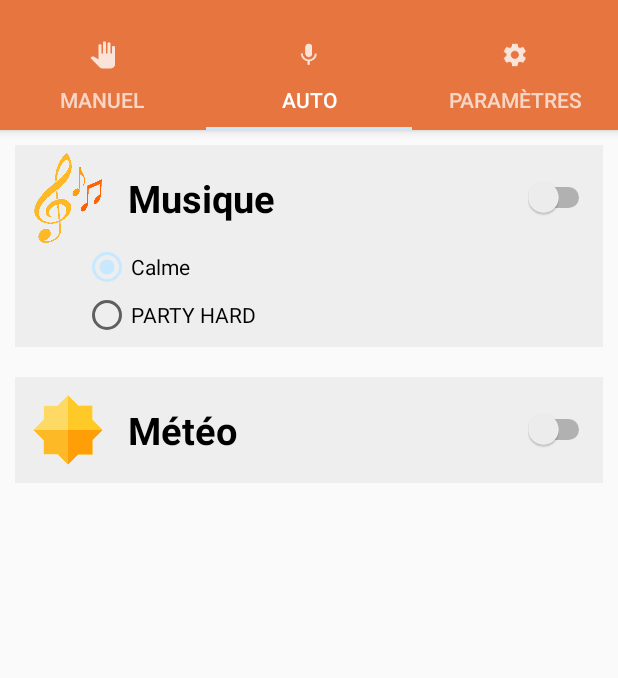
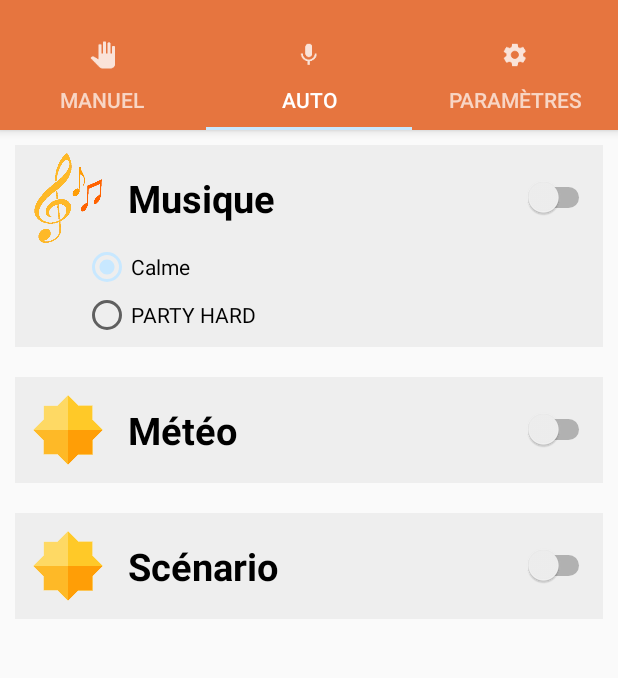
Before and after one commit to LightAndChill/LightAndChill, an Android app: the screen it shows after launch (MainActivity), tab 2 chosen, on a phone screen of 412 x 824 dp, the part 62-740 px from its top. Run offline under Robolectric (Android 15) with nearby library versions, the phone set to English and light mode, and no system bars; libraries missing offline, so code that uses them is left out: com.larswerkman.holocolorpicker; 8 statements that could not run were skipped.

Commit message:
On commence à mettre en place le mode scénario

```diff
--- a/app/src/main/res/layout/fragment_two.xml
+++ b/app/src/main/res/layout/fragment_two.xml
@@ -107,4 +107,47 @@
 
     </LinearLayout>
 
+    <LinearLayout
+        android:id="@+id/lnScenar"
+        android:background="#EEEEEE"
+        android:layout_width="match_parent"
+        android:layout_height="wrap_content"
+        android:orientation="vertical"
+        android:layout_margin="10dp"
+        android:padding="5dp"
+        android:layout_below="@id/lnWeather">
+
+        <RelativeLayout
+            android:id="@+id/lnScenarTop"
+            android:layout_width="match_parent"
+            android:layout_height="wrap_content">
+
+            <ImageView
+                android:src="@drawable/soleil"
+                android:id="@+id/imScenar"
+                android:layout_width="60dp"
+                android:layout_height="60dp" />
+
+            <TextView
+                android:text="@string/scenar"
+                android:layout_toRightOf="@id/imScenar"
+                android:layout_centerVertical="true"
+                android:textColor="#000000"
+                android:layout_marginLeft="10dp"
+                android:textSize="25dp"
+                android:textStyle="bold"
+                android:layout_width="wrap_content"
+                android:layout_height="wrap_content" />
+
+            <Switch
+                android:layout_width="wrap_content"
+                android:layout_height="wrap_content"
+                android:id="@+id/swScenar"
+                android:layout_alignParentRight="true"
+                android:layout_centerVertical="true"
+                android:layout_centerHorizontal="true" />
+        </RelativeLayout>
+
+    </LinearLayout>
+
 </RelativeLayout>
--- a/app/src/main/res/values/strings.xml
+++ b/app/src/main/res/values/strings.xml
@@ -17,6 +17,7 @@
     <string name="calme">Calme</string>
     <string name="partyHard">PARTY HARD</string>
     <string name="musique">Musique</string>
+    <string name="scenar">Scénario</string>
     <string name="meteo">Météo</string>
     <string name="PrefIP">prefIP</string>
     <string name="IPDefault">Pas d\'IP</string>
```
Also changed, not shown: app/src/main/java/apps/lightandchill/lightandchill/FragmentOne.java (+2 -10 lines), app/src/main/java/apps/lightandchill/lightandchill/FragmentTwo.java (+36 -0 lines).
